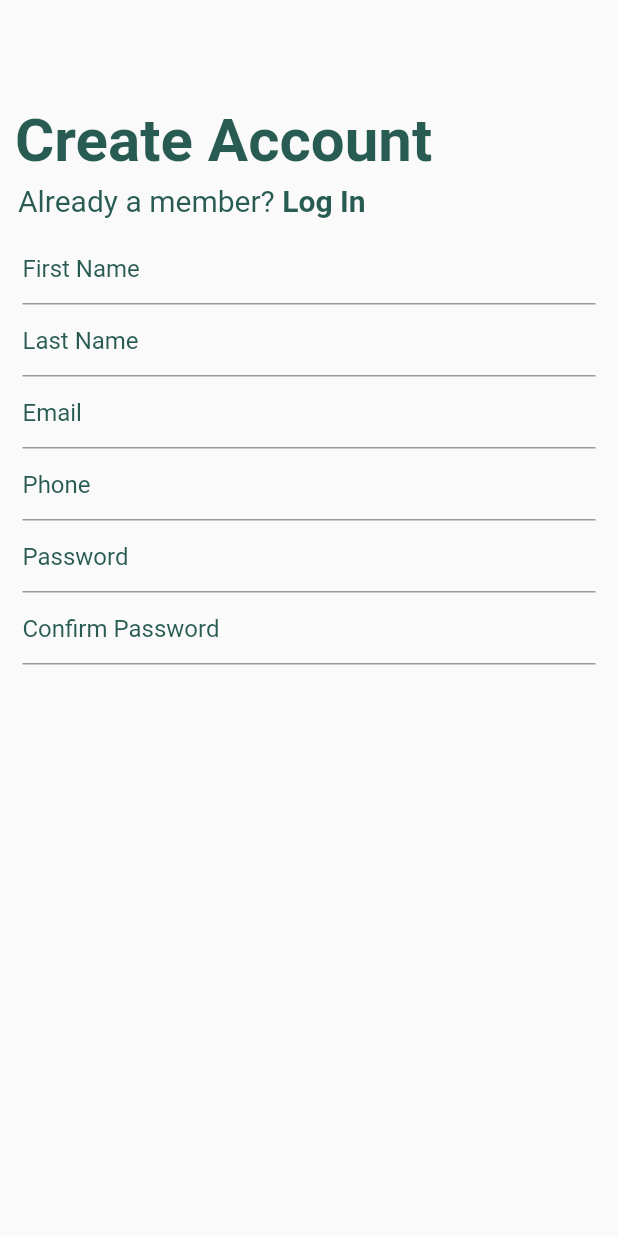
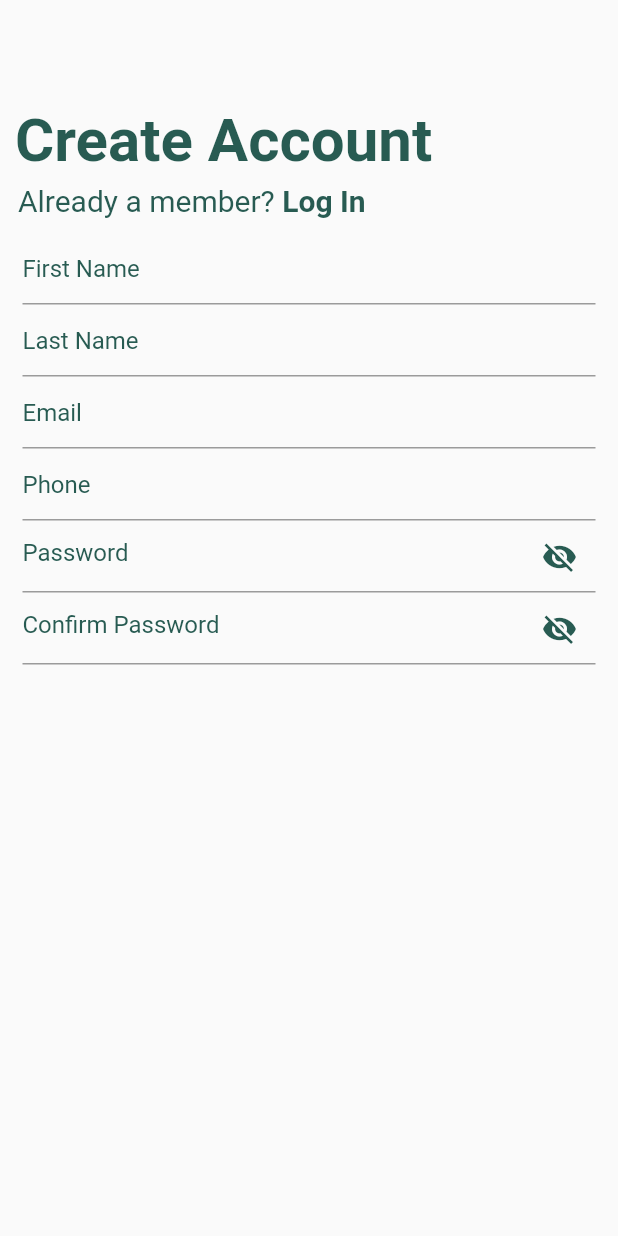
Before and after one commit to dawirashid/sign_up_page, a Flutter app: the screen it shows after launch, on a phone screen of 412 x 824 dp. Run offline on Flutter 3.47's test engine with Material 2 defaults, Android fonts, the phone set to English and light mode, and no system bars.

Commit message:
add obscure visibility at password & confirm password

```diff
--- a/lib/sign_up_form.dart
+++ b/lib/sign_up_form.dart
@@ -8,16 +8,18 @@ class SignUpForm extends StatefulWidget {
 }
 
 class _SignUpFormState extends State<SignUpForm> {
+  bool _isObscure = true;
+
   @override
   Widget build(BuildContext context) {
     return Column(
       children: [
-        buildTextFormField('First Name'),
-        buildTextFormField('Last Name'),
-        buildTextFormField('Email'),
-        buildTextFormField('Phone'),
-        buildTextFormField('Password'),
-        buildTextFormField('Confirm Password'),
+        buildTextFormField('First Name', false),
+        buildTextFormField('Last Name', false),
+        buildTextFormField('Email', false),
+        buildTextFormField('Phone', false),
+        buildTextFormField('Password', true),
+        buildTextFormField('Confirm Password', true),
         const Padding(
           padding: EdgeInsets.symmetric(vertical: 5),
         ),
@@ -25,9 +27,34 @@ class _SignUpFormState extends State<SignUpForm> {
     );
   }
 
-  TextFormField buildTextFormField(String hint) => TextFormField(
+  TextFormField buildTextFormField(String hint, bool pass) => TextFormField(
+        obscureText: pass ? _isObscure : false,
         // string hint for display
         decoration: InputDecoration(
+          focusedBorder: const UnderlineInputBorder(
+            // LINE COLOR
+            borderSide: BorderSide(
+              color: Color(0xeb164e44),
+            ),
+          ),
+          suffixIcon: pass
+              ? IconButton(
+                  onPressed: () {
+                    setState(() {
+                      _isObscure = !_isObscure;
+                    });
+                  },
+                  icon: _isObscure
+                      ? const Icon(Icons.visibility_off,
+                          color: Color(
+                            0xeb164e44,
+                          ))
+                      : const Icon(
+                          Icons.visibility,
+                          color: Color(0xeb164e44),
+                        ),
+                )
+              : null,
           hintText: hint,
           hintStyle: const TextStyle(
             color: Color(0xeb164e44),
```
